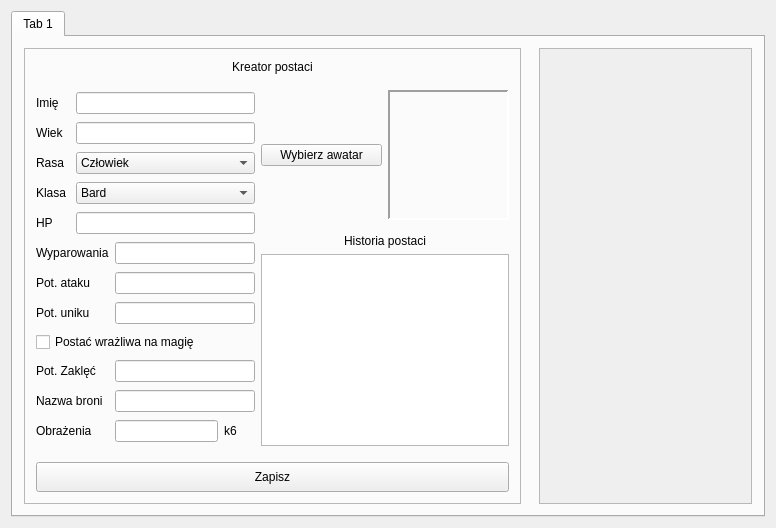
neliodass/TheWitcherRPG_GM_Tool, file GM_Util_Tool/GM_Util_Tool/GM_Util_Tool.ui: the form before one commit.
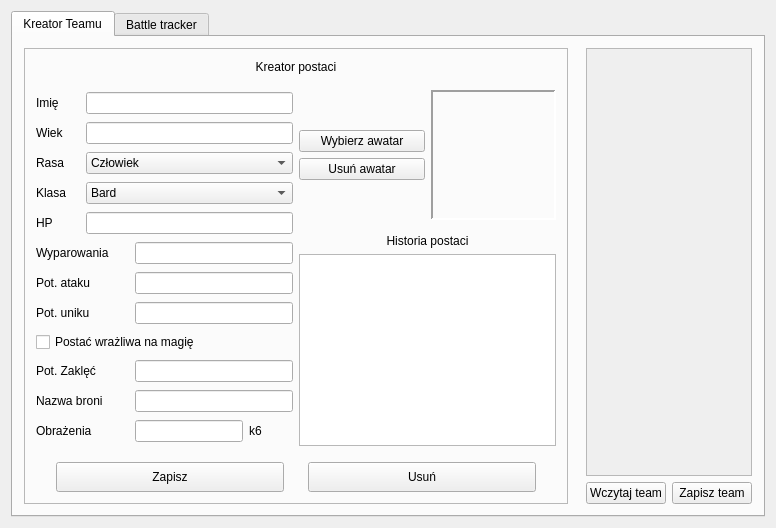
The form after the commit.

Commit message: Added saving and loading team to file with avatars, added avatar delete button,  added placeholder delete character button

```diff
--- a/GM_Util_Tool/GM_Util_Tool/GM_Util_Tool.ui
+++ b/GM_Util_Tool/GM_Util_Tool/GM_Util_Tool.ui
@@ -32,7 +32,7 @@
       <property name="currentIndex">
        <number>0</number>
       </property>
-      <widget class="QWidget" name="tab">
+      <widget class="QWidget" name="teamCreator">
        <property name="sizePolicy">
         <sizepolicy hsizetype="Preferred" vsizetype="Preferred">
          <horstretch>0</horstretch>
@@ -40,16 +40,34 @@
         </sizepolicy>
        </property>
        <attribute name="title">
-        <string>Tab 1</string>
+        <string>Kreator Teamu</string>
        </attribute>
-       <layout class="QGridLayout" name="gridLayout_7" columnstretch="70,30">
+       <layout class="QGridLayout" name="gridLayout_7" columnstretch="70,0">
         <property name="sizeConstraint">
          <enum>QLayout::SizeConstraint::SetDefaultConstraint</enum>
         </property>
         <property name="horizontalSpacing">
          <number>18</number>
         </property>
-        <item row="0" column="1">
+        <item row="2" column="1">
+         <layout class="QHBoxLayout" name="horizontalLayout_4">
+          <item>
+           <widget class="QPushButton" name="readTeamFileButton">
+            <property name="text">
+             <string>Wczytaj team</string>
+            </property>
+           </widget>
+          </item>
+          <item>
+           <widget class="QPushButton" name="saveTeamFileButton">
+            <property name="text">
+             <string>Zapisz team</string>
+            </property>
+           </widget>
+          </item>
+         </layout>
+        </item>
+        <item row="1" column="1">
          <widget class="QScrollArea" name="characterListArea">
           <property name="enabled">
            <bool>true</bool>
@@ -83,11 +101,11 @@
             <rect>
              <x>0</x>
              <y>0</y>
-             <width>213</width>
-             <height>460</height>
+             <width>166</width>
+             <height>428</height>
             </rect>
            </property>
-           <layout class="QVBoxLayout" name="verticalLayout_3">
+           <layout class="QVBoxLayout" name="verticalLayout_3" stretch="20">
             <item>
              <spacer name="verticalSpacer">
               <property name="orientation">
@@ -105,7 +123,7 @@
           </widget>
          </widget>
         </item>
-        <item row="0" column="0">
+        <item row="1" column="0" rowspan="2">
          <widget class="QFrame" name="frameCharacterCreator">
           <property name="sizePolicy">
            <sizepolicy hsizetype="Expanding" vsizetype="Expanding">
@@ -125,7 +143,7 @@
           <property name="midLineWidth">
            <number>0</number>
           </property>
-          <layout class="QVBoxLayout" name="verticalLayout_2" stretch="1,0,1">
+          <layout class="QVBoxLayout" name="verticalLayout_2" stretch="1,8,1">
            <property name="sizeConstraint">
             <enum>QLayout::SizeConstraint::SetNoConstraint</enum>
            </property>
@@ -401,11 +419,48 @@
                   <enum>QLayout::SizeConstraint::SetNoConstraint</enum>
                  </property>
                  <item>
-                  <widget class="QPushButton" name="buttonAvatarChoice">
-                   <property name="text">
-                    <string>Wybierz awatar</string>
-                   </property>
-                  </widget>
+                  <layout class="QVBoxLayout" name="verticalLayout_4">
+                   <item>
+                    <spacer name="verticalSpacer_2">
+                     <property name="orientation">
+                      <enum>Qt::Orientation::Vertical</enum>
+                     </property>
+                     <property name="sizeHint" stdset="0">
+                      <size>
+                       <width>20</width>
+                       <height>40</height>
+                      </size>
+                     </property>
+                    </spacer>
+                   </item>
+                   <item>
+                    <widget class="QPushButton" name="buttonAvatarChoice">
+                     <property name="text">
+                      <string>Wybierz awatar</string>
+                     </property>
+                    </widget>
+                   </item>
+                   <item>
+                    <widget class="QPushButton" name="buttonDeleteAvatar">
+                     <property name="text">
+                      <string>Usuń awatar</string>
+                     </property>
+                    </widget>
+                   </item>
+                   <item>
+                    <spacer name="verticalSpacer_3">
+                     <property name="orientation">
+                      <enum>Qt::Orientation::Vertical</enum>
+                     </property>
+                     <property name="sizeHint" stdset="0">
+                      <size>
+                       <width>20</width>
+                       <height>40</height>
+                      </size>
+                     </property>
+                    </spacer>
+                   </item>
+                  </layout>
                  </item>
                  <item>
                   <widget class="QFrame" name="frameAvatar">
@@ -431,7 +486,7 @@
                     <number>2</number>
                    </property>
                    <layout class="QGridLayout" name="gridLayout_4">
-                    <item row="0" column="0">
+                    <item row="0" column="2">
                      <widget class="QLabel" name="avatar">
                       <property name="sizePolicy">
                        <sizepolicy hsizetype="Preferred" vsizetype="Preferred">
@@ -496,29 +551,89 @@
             </layout>
            </item>
            <item>
-            <widget class="QPushButton" name="buttonSave">
-             <property name="sizePolicy">
-              <sizepolicy hsizetype="Preferred" vsizetype="Fixed">
-               <horstretch>0</horstretch>
-               <verstretch>0</verstretch>
-              </sizepolicy>
+            <layout class="QHBoxLayout" name="horizontalLayout_5" stretch="48,4,48">
+             <property name="leftMargin">
+              <number>20</number>
              </property>
-             <property name="minimumSize">
-              <size>
-               <width>0</width>
-               <height>30</height>
-              </size>
+             <property name="rightMargin">
+              <number>20</number>
              </property>
-             <property name="text">
-              <string>Zapisz</string>
-             </property>
-            </widget>
+             <item>
+              <widget class="QPushButton" name="buttonSave">
+               <property name="sizePolicy">
+                <sizepolicy hsizetype="Preferred" vsizetype="Fixed">
+                 <horstretch>0</horstretch>
+                 <verstretch>0</verstretch>
+                </sizepolicy>
+               </property>
+               <property name="minimumSize">
+                <size>
+                 <width>0</width>
+                 <height>30</height>
+                </size>
+               </property>
+               <property name="text">
+                <string>Zapisz</string>
+               </property>
+              </widget>
+             </item>
+             <item>
+              <spacer name="horizontalSpacer">
+               <property name="orientation">
+                <enum>Qt::Orientation::Horizontal</enum>
+               </property>
+               <property name="sizeHint" stdset="0">
+                <size>
+                 <width>40</width>
+                 <height>20</height>
+                </size>
+               </property>
+              </spacer>
+             </item>
+             <item>
+              <widget class="QPushButton" name="buttonDelete">
+               <property name="sizePolicy">
+                <sizepolicy hsizetype="Preferred" vsizetype="Fixed">
+                 <horstretch>0</horstretch>
+                 <verstretch>0</verstretch>
+                </sizepolicy>
+               </property>
+               <property name="minimumSize">
+                <size>
+                 <width>0</width>
+                 <height>30</height>
+                </size>
+               </property>
+               <property name="text">
+                <string>Usuń</string>
+               </property>
+              </widget>
+             </item>
+            </layout>
            </item>
           </layout>
          </widget>
         </item>
        </layout>
       </widget>
+      <widget class="QWidget" name="tab">
+       <attribute name="title">
+        <string>Battle tracker</string>
+       </attribute>
+       <widget class="QLabel" name="label">
+        <property name="geometry">
+         <rect>
+          <x>200</x>
+          <y>140</y>
+          <width>331</width>
+          <height>181</height>
+         </rect>
+        </property>
+        <property name="text">
+         <string>In progress</string>
+        </property>
+       </widget>
+      </widget>
      </widget>
     </item>
    </layout>
```
Left out of the diff: 15 changed lines with no effect on the pictures. The commit also changes 5 other files.
